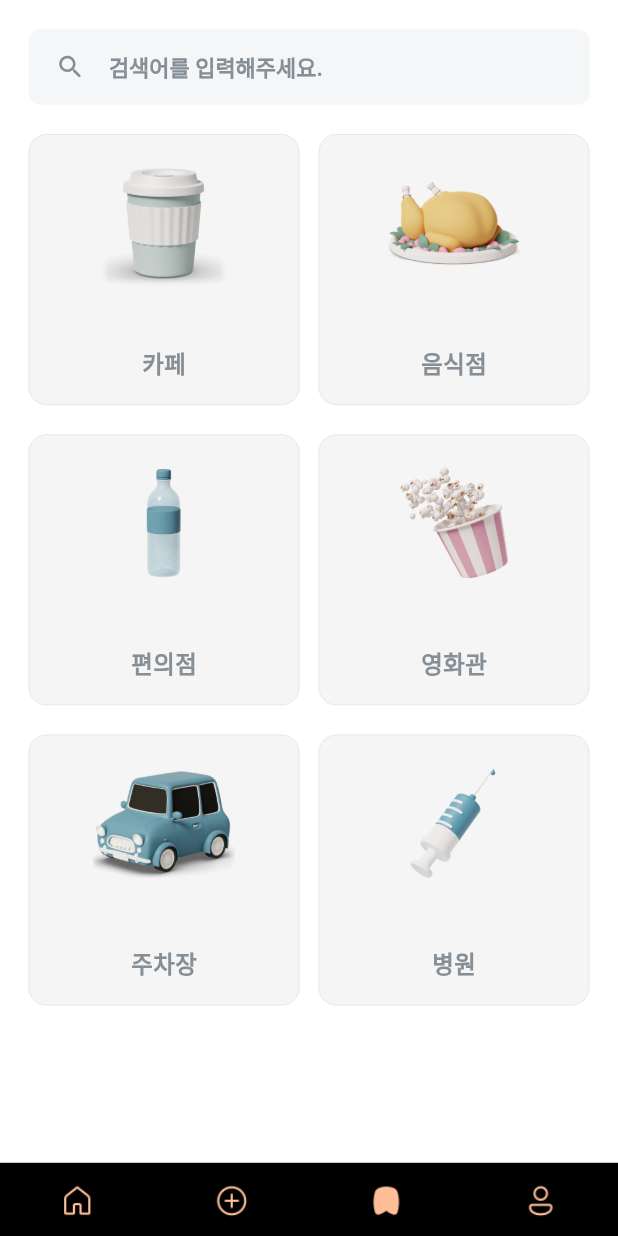
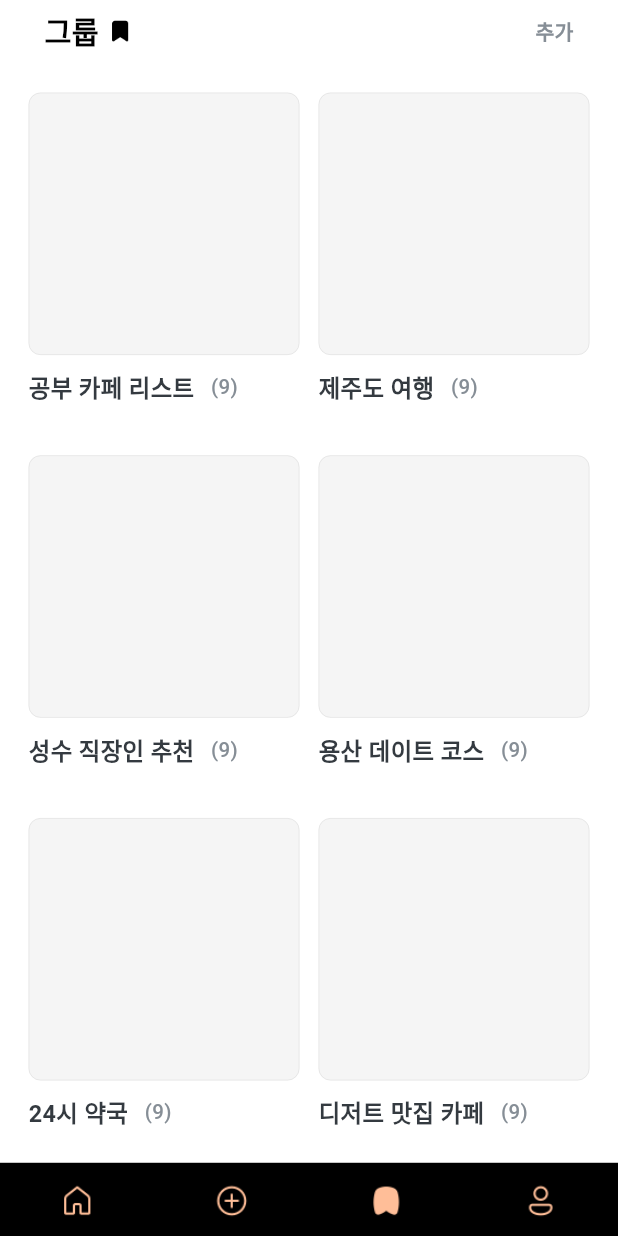
Before and after one commit to irismake/CoffeConti, a Flutter app: the screen it shows after launch, item 3 of the bottom bar chosen, on a phone screen of 412 x 824 dp. Run offline on Flutter 3.47's test engine with Material 3 defaults, Android fonts, the phone set to English and light mode, and no system bars; our stand-ins replace flutter_screenutil, flutter_svg, geolocator, permission_handler; missing offline and left inert: flutter_naver_map; Roboto replaces fonts that are missing (PretendardRegular).

Commit message:
fix : Fix bookmark page UI/UX

```diff
--- a/lib/screen/tabs/bookmark_page.dart
+++ b/lib/screen/tabs/bookmark_page.dart
@@ -9,24 +9,15 @@ class BookmarkPage extends StatelessWidget {
 
   @override
   Widget build(BuildContext context) {
-    List<String> _categoryImages = [
-      'cafe',
-      'restaurant',
-      'convenience_store',
-      'movie',
-      'parking',
-      'hospital'
-    ];
-    List<String> _categoryNames = [
-      '카페',
-      '음식점',
-      '편의점',
-      '영화관',
-      '주차장',
-      '병원',
+    List<String> _groupNames = [
+      '공부 카페 리스트',
+      '제주도 여행',
+      '성수 직장인 추천',
+      '용산 데이트 코스',
+      '24시 약국',
+      '디저트 맛집 카페',
     ];
     return Scaffold(
-      //   appBar: AppBar(),
       body: Padding(
         padding: EdgeInsets.symmetric(horizontal: 18.0.w),
         child: Column(
@@ -36,19 +27,70 @@ class BookmarkPage extends StatelessWidget {
               height: ViewPaddingTopSize(context),
             ),
             Padding(
-              padding: EdgeInsets.symmetric(vertical: 20.0.h),
-              child: CustomSearchBar(
-                autoFocus: false,
-                enabled: false,
+              padding: EdgeInsets.symmetric(
+                horizontal: 10.0.w,
+                vertical: 6.0.h,
+              ),
+              child: Row(
+                mainAxisAlignment: MainAxisAlignment.spaceBetween,
+                crossAxisAlignment: CrossAxisAlignment.center,
+                children: [
+                  Row(
+                    mainAxisAlignment: MainAxisAlignment.start,
+                    children: [
+                      Text(
+                        '그룹',
+                        style: TextStyle(
+                          fontFamily: 'PretendardRegular',
+                          fontSize: 20.sp,
+                          fontWeight: FontWeight.w700,
+                          color: Colors.black,
+                          height: 1.56,
                         ),
                       ),
+                      SizedBox(
+                        width: 6.0.w,
+                      ),
+                      Container(
+                        // color: Colors.pink,
+                        height: 16.0.h,
+                        child: Image.asset(
+                          'assets/icons/icon_bookmark_fill.png',
+                          fit: BoxFit.contain,
+                        ),
+                      ),
+                    ],
+                  ),
+                  Text(
+                    '추가',
+                    style: TextStyle(
+                      fontFamily: 'PretendardRegular',
+                      fontSize: 14.sp,
+                      fontWeight: FontWeight.w600,
+                      color: Color(0xff868E96),
+                    ),
+                  ),
+                ],
+              ),
+            ),
+
+            // Padding(
+            //   padding: EdgeInsets.symmetric(vertical: 10.0.h),
+            //   child: CustomSearchBar(
+            //     autoFocus: false,
+            //     enabled: false,
+            //   ),
+            // ),
             Expanded(
               child: GridView.count(
-                padding: EdgeInsets.zero,
+                padding: EdgeInsets.symmetric(vertical: 20),
                 crossAxisCount: 2, // 한 행에 보여줄 아이템 수
                 crossAxisSpacing: 12.0.w, // 아이템 사이의 가로 간격
-                mainAxisSpacing: 20.0.h, // 아이템 사이의 세로 간격
-                children: List.generate(6, (index) {
+                mainAxisSpacing: 16.0, // 아이템 사이의 세로 간격
+                childAspectRatio: 0.8,
+                children: List.generate(
+                  6,
+                  (index) {
                     return GestureDetector(
                       onTap: () {
                         // Navigator.push(
@@ -61,53 +103,56 @@ class BookmarkPage extends StatelessWidget {
                         //   ),
                         // );
                       },
-                      child: Container(
-                        height: 200.0,
+                      child: Column(
+                        mainAxisAlignment: MainAxisAlignment.start,
+                        crossAxisAlignment: CrossAxisAlignment.start,
+                        children: [
+                          Container(
+                            height: 175.0,
                             width: double.infinity,
                             decoration: BoxDecoration(
                               color: Colors.grey.withOpacity(0.1),
-                          borderRadius: BorderRadius.circular(12),
+                              borderRadius: BorderRadius.circular(8),
                               border: Border.all(
                                 width: 0.5,
                                 color: Colors.black.withOpacity(0.08),
                               ),
                             ),
-                        child: Padding(
-                          padding: EdgeInsets.symmetric(
-                            vertical: 16.0,
                           ),
-                          child: Column(
-                            mainAxisAlignment: MainAxisAlignment.spaceBetween,
+                          SizedBox(
+                            height: 10.0,
+                          ),
+                          Row(
+                            mainAxisAlignment: MainAxisAlignment.start,
                             crossAxisAlignment: CrossAxisAlignment.center,
                             children: [
-                              SizedBox(
-                                height: 85,
-                                width: 95,
-                                child: Image.asset(
-                                  'assets/images/image_thumb_${_categoryImages[index]}.png',
-                                  fit: BoxFit.contain,
-                                ),
-                              ),
-                              SizedBox(
-                                height: 12.0.h,
-                              ),
                               Text(
-                                '${_categoryNames[index]}',
+                                '${_groupNames[index]}',
                                 style: TextStyle(
                                   fontFamily: 'PretendardRegular',
                                   fontSize: 16.sp,
                                   fontWeight: FontWeight.w600,
+                                  color: Color(0xff343A40),
+                                ),
+                              ),
+                              Text(
+                                '   (9)',
+                                style: TextStyle(
+                                  fontFamily: 'PretendardRegular',
+                                  fontSize: 14.sp,
+                                  fontWeight: FontWeight.w500,
                                   color: Color(0xff868E96),
-                                  height: 1.5,
                                 ),
                               ),
                             ],
                           ),
+                        ],
                       ),
-                      ));
-                }),
+                    );
+                  },
                 ),
               ),
+            )
           ],
         ),
       ),
```
Also changed, not shown: assets/icons/icon_bookmark_fill.png (added). Lines whose indentation alone changed are shown as unchanged.
